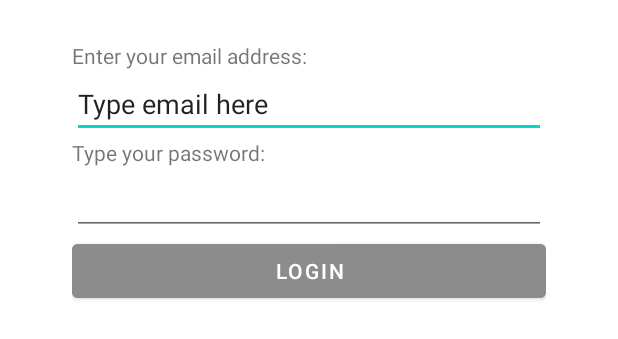
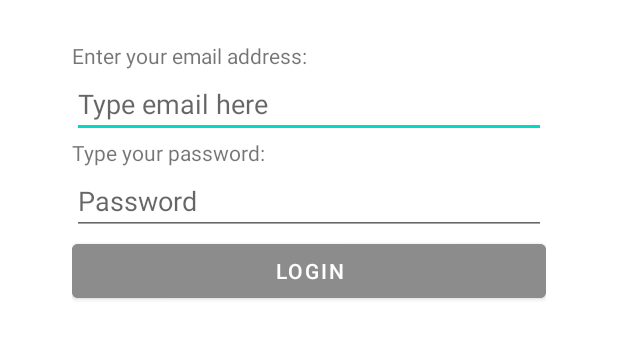
Before and after one commit to JediStamp/AndroidLabs, an Android app: the layout first_activity.xml on its own in the app's theme, with its tools: preview values and no code run, on a phone screen of 412 x 824 dp. Shown: the top 339 px of the screen. Run offline under Robolectric (Android 15) with nearby library versions, the phone set to English and light mode, and no system bars.

```diff
--- a/app/src/main/java/com/example/androidlabs/ChatRoomActivity.java
+++ b/app/src/main/java/com/example/androidlabs/ChatRoomActivity.java
@@ -189,7 +189,7 @@ public class ChatRoomActivity extends AppCompatActivity {
         // Returns the database ID of the object at position i
         @Override
         public long getItemId(int position) {
-            return (long) position;
+            return position;
         }
 
         // Creates a view object to go in a row of the listView
--- a/app/src/main/java/com/example/androidlabs/ProfileActivity.java
+++ b/app/src/main/java/com/example/androidlabs/ProfileActivity.java
@@ -37,7 +37,7 @@ public class ProfileActivity extends AppCompatActivity {
 
         //Define Next Activities
         Intent nextPage = new Intent(this, ChatRoomActivity.class);
-        Intent wxPage = new Intent(this, WeatherForcastActivity.class);
+        Intent wxPage = new Intent(this, WeatherForecastActivity.class);
 
         // Got to Chat Activity
         Button toNextActivity = findViewById(R.id.v2chatButton);
--- a/app/src/main/res/layout/activity_profile.xml
+++ b/app/src/main/res/layout/activity_profile.xml
@@ -27,6 +27,7 @@
         android:layout_width="match_parent"
         android:layout_height="wrap_content"
         android:inputType="textEmailAddress"
+        android:autofillHints="Name"
         android:hint="@string/enter_your_name"/>
 
     <TextView
@@ -41,6 +42,7 @@
         android:layout_width="match_parent"
         android:layout_height="wrap_content"
         android:inputType="textEmailAddress"
+        android:autofillHints="email"
         android:hint="@string/enter_your_email"/>
 
     <TextView
@@ -55,7 +57,7 @@
         android:src="@android:drawable/picture_frame"
         android:layout_width="match_parent"
         android:layout_height="wrap_content"
-        />
+        android:contentDescription="@string/image_taken_by_user" />
 
     <TextView
         android:id="@+id/tView2Click"
--- a/app/src/main/res/layout/activity_weather_forcast.xml
+++ b/app/src/main/res/layout/activity_weather_forecast.xml
@@ -8,7 +8,7 @@
     android:layout_marginBottom="27dp"
     android:layout_marginLeft="48dp"
     android:layout_marginRight="48dp"
-    tools:context=".WeatherForcastActivity">
+    tools:context=".WeatherForecastActivity">
 
 
 
--- a/app/src/main/res/layout/first_activity.xml
+++ b/app/src/main/res/layout/first_activity.xml
@@ -19,7 +19,9 @@
         android:layout_width="match_parent"
         android:layout_height="wrap_content"
         android:inputType="textEmailAddress"
-        android:text="@string/editTextEmailString"/>
+        android:imeOptions="actionNext"
+        android:hint="@string/editTextEmailString"
+        android:autofillHints="email" />
 
     <TextView
         android:id="@+id/textViewPWD"
@@ -31,7 +33,10 @@
         android:id="@+id/editTextPWD"
         android:layout_width="match_parent"
         android:layout_height="wrap_content"
-        android:inputType="textPassword"/>
+        android:imeOptions="actionDone"
+        android:inputType="textPassword"
+        android:hint="@string/password"
+        android:autofillHints="password"/>
 
     <Button
         android:id="@+id/buttonLogin"
--- a/app/src/main/res/values-night/strings.xml
+++ b/app/src/main/res/values-night/strings.xml
@@ -36,4 +36,6 @@
     <string name="yes">Yes</string>
     <string name="no">No</string>
     <string name="goToWeather">Go To Weather</string>
+    <string name="password">Password</string>
+    <string name="image_taken_by_user">image taken by user</string>
 </resources>
--- a/app/src/main/res/values/strings.xml
+++ b/app/src/main/res/values/strings.xml
@@ -36,4 +36,6 @@
     <string name="no">No</string>
     <string name="goToWeather">Go To Weather</string>
     <string name="wxIco">none</string>
+    <string name="password">Password</string>
+    <string name="image_taken_by_user">image taken by user</string>
 </resources>
```
Also changed, not shown: app/src/main/AndroidManifest.xml (+10 -7 lines), app/src/main/java/com/example/androidlabs/WeatherForecastActivity.java (renamed from app/src/main/java/com/example/androidlabs/WeatherForcastActivity.java, +5 -6 lines), app/src/main/res/drawable/banner.png (added), 1 other file.
